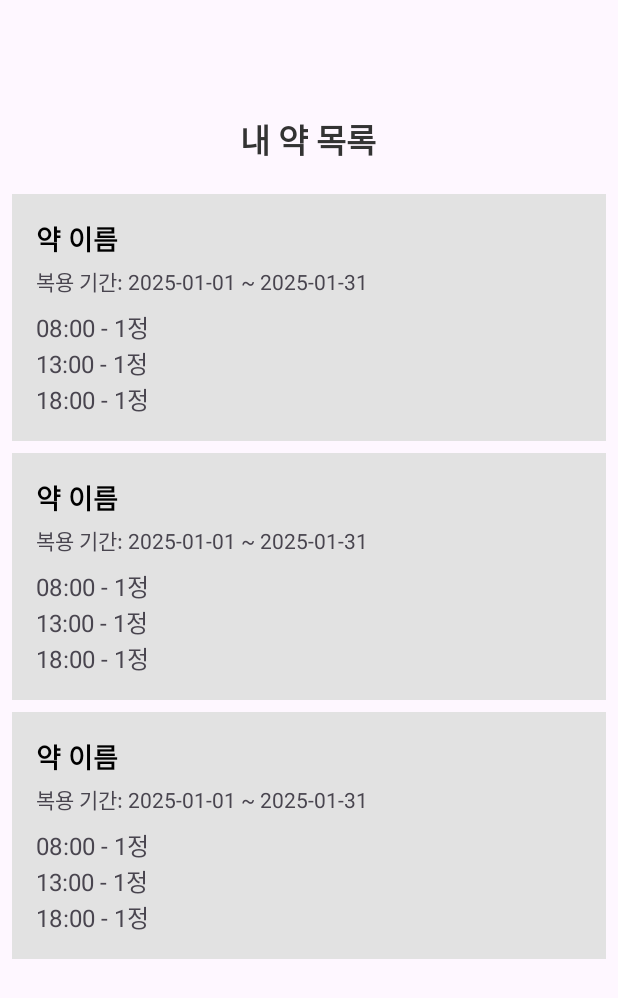
After one commit to seo003/Medimate, an Android app: the layout activity_check_my_medi.xml on its own in the app's theme, with its tools: preview values and no code run, on a phone screen of 412 x 824 dp. The commit adds this screen. Shown: the top 998 px of the screen. Run offline under Robolectric (Android 15) with nearby library versions, the phone set to English and light mode, and no system bars.

Commit message:
25.06.13 feat: 복용 약 목록 조회 기능 구현

```diff
--- /dev/null
+++ b/app/src/main/res/layout/activity_check_my_medi.xml
@@ -0,0 +1,34 @@
+<?xml version="1.0" encoding="utf-8"?>
+<androidx.constraintlayout.widget.ConstraintLayout xmlns:android="http://schemas.android.com/apk/res/android"
+    xmlns:app="http://schemas.android.com/apk/res-auto"
+    xmlns:tools="http://schemas.android.com/tools"
+    android:id="@+id/main"
+    android:layout_width="match_parent"
+    android:layout_height="match_parent"
+    tools:context=".CheckMyMedi">
+
+    <TextView
+        android:id="@+id/txtTitle2"
+        android:layout_width="wrap_content"
+        android:layout_height="wrap_content"
+        android:layout_marginTop="76dp"
+        android:text="내 약 목록"
+        android:textColor="#333333"
+        android:textSize="22sp"
+        android:textStyle="bold"
+        app:layout_constraintEnd_toEndOf="parent"
+        app:layout_constraintHorizontal_bias="0.498"
+        app:layout_constraintStart_toStartOf="parent"
+        app:layout_constraintTop_toTopOf="parent" />
+
+    <androidx.recyclerview.widget.RecyclerView
+        android:id="@+id/recyclerView"
+        android:layout_width="0dp"
+        android:layout_height="0dp"
+        android:layout_marginTop="16dp"
+        app:layout_constraintTop_toBottomOf="@+id/txtTitle2"
+        app:layout_constraintBottom_toBottomOf="parent"
+        app:layout_constraintStart_toStartOf="parent"
+        app:layout_constraintEnd_toEndOf="parent"
+        tools:listitem="@layout/list_item_medication" />
+</androidx.constraintlayout.widget.ConstraintLayout>
--- /dev/null
+++ b/app/src/main/res/layout/list_item_medication.xml
@@ -0,0 +1,36 @@
+<?xml version="1.0" encoding="utf-8"?>
+<LinearLayout
+    xmlns:android="http://schemas.android.com/apk/res/android"
+    android:layout_width="match_parent"
+    android:layout_height="wrap_content"
+    android:orientation="vertical"
+    android:padding="16dp"
+    android:layout_marginHorizontal="8dp"
+    android:layout_marginVertical="4dp"
+    android:background="#e2e2e2">
+    <TextView
+        android:id="@+id/tvDrugName"
+        android:layout_width="wrap_content"
+        android:layout_height="wrap_content"
+        android:text="약 이름"
+        android:textSize="18sp"
+        android:textStyle="bold"
+        android:textColor="@android:color/black"/>
+
+    <TextView
+        android:id="@+id/tvMedicationPeriod"
+        android:layout_width="wrap_content"
+        android:layout_height="wrap_content"
+        android:text="복용 기간: 2025-01-01 ~ 2025-01-31"
+        android:textSize="14sp"
+        android:layout_marginTop="4dp"/>
+
+    <TextView
+        android:id="@+id/tvSchedules"
+        android:layout_width="wrap_content"
+        android:layout_height="wrap_content"
+        android:text="08:00 - 1정\n13:00 - 1정\n18:00 - 1정"
+        android:textSize="16sp"
+        android:layout_marginTop="8dp"/>
+
+</LinearLayout>
```
Also changed, not shown: app/src/main/AndroidManifest.xml (+9 -11 lines), app/src/main/java/com/inhatc/medimate/CheckMyMedi.java (added, +93 -0 lines), app/src/main/java/com/inhatc/medimate/DBHelper.java (+53 -0 lines), app/src/main/java/com/inhatc/medimate/MainActivity.java (+7 -1 lines), app/src/main/java/com/inhatc/medimate/MedicationAdapter.java (added, +52 -0 lines), app/src/main/java/com/inhatc/medimate/MedicationItem.java (added, +26 -0 lines), app/src/main/res/layout/activity_main.xml (+14 -3 lines).
